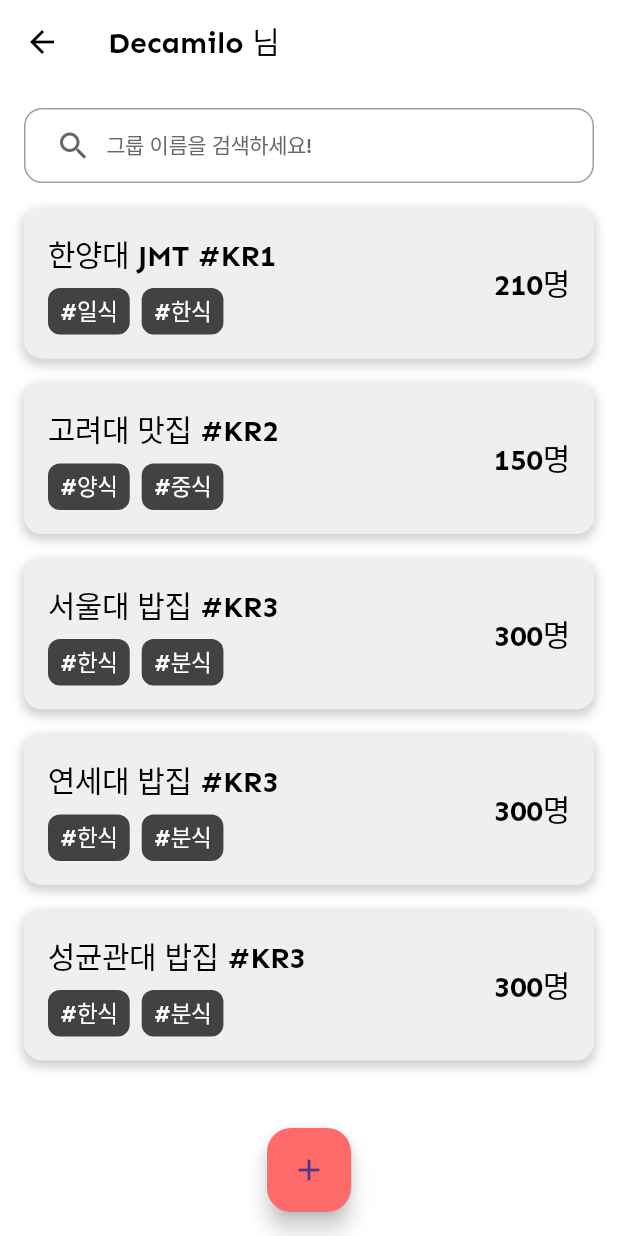
After one commit to Project-MiMi/MM-Frontend, a Flutter app: the ShowGroup screen opened directly, on a phone screen of 412 x 824 dp. The commit adds this screen. Run offline on Flutter 3.47's test engine with Material 3 defaults, Android fonts, the phone set to English and light mode, and no system bars; network calls fail.

Commit message:
legend commit

```diff
--- /dev/null
+++ b/mm/lib/Show_Group.dart
@@ -0,0 +1,339 @@
+import 'package:flutter/material.dart';
+import 'package:mm/Select_Group.dart';
+
+class ShowGroup extends StatefulWidget {
+  @override
+  _ShowGroupState createState() => _ShowGroupState();
+}
+
+class _ShowGroupState extends State<ShowGroup> {
+  final TextEditingController _searchController = TextEditingController();
+  List<Map<String, dynamic>> groups = [
+    {'title': '한양대 JMT #KR1', 'tags': ['#일식', '#한식'], 'members': '210명'},
+    {'title': '고려대 맛집 #KR2', 'tags': ['#양식', '#중식'], 'members': '150명'},
+    {'title': '서울대 밥집 #KR3', 'tags': ['#한식', '#분식'], 'members': '300명'},
+    {'title': '연세대 밥집 #KR3', 'tags': ['#한식', '#분식'], 'members': '300명'},
+    {'title': '성균관대 밥집 #KR3', 'tags': ['#한식', '#분식'], 'members': '300명'},
+  ];
+  late List<Map<String, dynamic>> filteredGroups;
+
+  @override
+  void initState() {
+    super.initState();
+    filteredGroups = groups;
+    _searchController.addListener(_filterGroups);
+  }
+
+  void _filterGroups() {
+    final query = _searchController.text;
+    if (query.isNotEmpty) {
+      filteredGroups = groups.where((group) {
+        return group['title'].contains(query) ||
+            group['tags'].any((tag) => tag.contains(query));
+      }).toList();
+    } else {
+      filteredGroups = groups;
+    }
+    setState(() {});
+  }
+
+  @override
+  void dispose() {
+    _searchController.dispose();
+    super.dispose();
+  }
+
+  @override
+  Widget build(BuildContext context) {
+    return Scaffold(
+      backgroundColor: Colors.white,
+      appBar: AppBar(
+        backgroundColor: Colors.white,
+        elevation: 0,
+        leading: IconButton(
+          icon: Icon(Icons.arrow_back, color: Colors.black),
+          onPressed: () {
+            Navigator.pop(context);
+          },
+        ),
+        title: Text(
+          'Decamilo 님',
+          style: TextStyle(
+            color: Colors.black,
+            fontSize: 20,
+            fontFamily: 'Sen',
+          ),
+        ),
+        centerTitle: false,
+      ),
+      body: Padding(
+        padding: const EdgeInsets.all(16.0),
+        child: Column(
+          crossAxisAlignment: CrossAxisAlignment.start,
+          children: [
+            Container(
+              width: double.infinity,
+              height: 50,
+              padding: EdgeInsets.symmetric(horizontal: 20),
+              decoration: BoxDecoration(
+                color: Colors.white,
+                borderRadius: BorderRadius.circular(12),
+                border: Border.all(
+                  color: Colors.grey,
+                ),
+              ),
+              child: Row(
+                children: [
+                  Icon(Icons.search, color: Color(0xFF676767)),
+                  SizedBox(width: 10),
+                  Expanded(
+                    child: TextField(
+                      controller: _searchController,
+                      decoration: InputDecoration(
+                        hintText: '그룹 이름을 검색하세요!',
+                        border: InputBorder.none,
+                        hintStyle: TextStyle(
+                          color: Color(0xFF676767),
+                          fontSize: 14,
+                          fontFamily: 'Sen',
+                          letterSpacing: -0.33,
+                        ),
+                      ),
+                    ),
+                  ),
+                ],
+              ),
+            ),
+            SizedBox(height: 16),
+            Expanded(
+              child: ListView.builder(
+                itemCount: filteredGroups.length,
+                itemBuilder: (context, index) {
+                  final group = filteredGroups[index];
+                  return Column(
+                    children: [
+                      buildGroupItem(group['title'], group['tags'], group['members']),
+                      SizedBox(height: 16),
+                    ],
+                  );
+                },
+              ),
+            ),
+          ],
+        ),
+      ),
+      floatingActionButton: FloatingActionButton(
+        onPressed: () {
+          Navigator.push(
+            context,
+            MaterialPageRoute(builder: (context) => SelectGroup()),
+          );
+        },
+        child: Icon(Icons.add),
+        backgroundColor: Color(0xFFFF6B6B),
+      ),
+      floatingActionButtonLocation: FloatingActionButtonLocation.centerFloat,
+    );
+  }
+
+  Widget buildGroupItem(String title, List<String> tags, String members) {
+    return Container(
+      width: double.infinity,
+      padding: EdgeInsets.all(16.0),
+      decoration: BoxDecoration(
+        color: Color(0xFFEFEFEF),
+        borderRadius: BorderRadius.circular(12),
+        boxShadow: [
+          BoxShadow(
+            color: Colors.grey.withOpacity(0.5),
+            spreadRadius: 1,
+            blurRadius: 5,
+            offset: Offset(0, 3),
+          ),
+        ],
+      ),
+      child: Row(
+        children: [
+          Expanded(
+            child: Column(
+              crossAxisAlignment: CrossAxisAlignment.start,
+              children: [
+                Text(
+                  title,
+                  style: TextStyle(
+                    color: Colors.black,
+                    fontSize: 20,
+                    fontFamily: 'Sen',
+                    letterSpacing: -0.33,
+                  ),
+                ),
+                SizedBox(height: 8),
+                Wrap(
+                  spacing: 8.0,
+                  runSpacing: 4.0,
+                  children: tags
+                      .map((tag) => Container(
+                            padding: EdgeInsets.symmetric(
+                                horizontal: 8.0, vertical: 4.0),
+                            decoration: BoxDecoration(
+                              color: Colors.grey[800],
+                              borderRadius: BorderRadius.circular(8),
+                            ),
+                            child: Text(
+                              tag,
+                              style: TextStyle(
+                                color: Colors.white,
+                                fontSize: 15,
+                                fontFamily: 'Sen',
+                                letterSpacing: -0.33,
+                              ),
+                            ),
+                          ))
+                      .toList(),
+                ),
+              ],
+            ),
+          ),
+          Text(
+            members,
+            style: TextStyle(
+              color: Colors.black,
+              fontSize: 20,
+              fontFamily: 'Sen',
+              letterSpacing: -0.33,
+            ),
+          ),
+        ],
+      ),
+    );
+  }
+}
+
+class SelectCreateGroup extends StatelessWidget {
+  @override
+  Widget build(BuildContext context) {
+    final screenWidth = MediaQuery.of(context).size.width;
+    final screenHeight = MediaQuery.of(context).size.height;
+
+    return Scaffold(
+      appBar: AppBar(
+        title: Text('Select/Create Group'),
+        backgroundColor: Color(0xFFFF6B6B),
+      ),
+      body: SingleChildScrollView(
+        child: Center(
+          child: Container(
+            width: screenWidth,
+            height: screenHeight,
+            padding: EdgeInsets.symmetric(horizontal: 16.0, vertical: 20.0),
+            decoration: ShapeDecoration(
+              color: Colors.white,
+              shape: RoundedRectangleBorder(
+                borderRadius: BorderRadius.circular(20),
+              ),
+            ),
+            child: Column(
+              mainAxisAlignment: MainAxisAlignment.center,
+              children: [
+                Spacer(flex: 5),
+                Row(
+                  mainAxisAlignment: MainAxisAlignment.spaceEvenly,
+                  children: [
+                    buildButton(context, '그룹 가입', Icons.search, ShowGroup()),
+                    buildButton(context, '그룹 생성', Icons.add, CreateGroup()),
+                  ],
+                ),
+                Spacer(flex: 2),
+                TextButton(
+                  onPressed: () {},
+                  style: TextButton.styleFrom(
+                    padding: EdgeInsets.symmetric(vertical: 10, horizontal: 20),
+                    backgroundColor: Colors.grey[300],
+                    shape: RoundedRectangleBorder(
+                      borderRadius: BorderRadius.circular(10),
+                    ),
+                  ),
+                  child: Text(
+                    '지금은 안할래요!',
+                    style: TextStyle(
+                      color: Colors.black,
+                      fontSize: 20,
+                      fontFamily: 'Sen',
+                      fontWeight: FontWeight.w400,
+                    ),
+                  ),
+                ),
+                Spacer(flex: 1),
+              ],
+            ),
+          ),
+        ),
+      ),
+    );
+  }
+
+  Widget buildButton(BuildContext context, String text, IconData icon, Widget targetPage) {
+    final screenWidth = MediaQuery.of(context).size.width;
+    final screenHeight = MediaQuery.of(context).size.height;
+
+    return InkWell(
+      onTap: () {
+        Navigator.push(
+          context,
+          MaterialPageRoute(builder: (context) => targetPage),
+        );
+      },
+      child: Container(
+        width: screenWidth * 0.4, // 화면 너비의 40%
+        height: screenHeight * 0.2, // 화면 높이의 20%
+        decoration: ShapeDecoration(
+          color: Color(0xFFFF6B6B),
+          shape: RoundedRectangleBorder(
+            borderRadius: BorderRadius.circular(20),
+          ),
+        ),
+        child: Column(
+          mainAxisAlignment: MainAxisAlignment.center,
+          children: [
+            Text(
+              text,
+              textAlign: TextAlign.center,
+              style: TextStyle(
+                color: Colors.white,
+                fontSize: 25,
+                fontFamily: 'Sen',
+                fontWeight: FontWeight.w700,
+              ),
+            ),
+            SizedBox(height: 20),
+            Icon(
+              icon,
+              color: Colors.white,
+              size: 40,
+            ),
+          ],
+        ),
+      ),
+    );
+  }
+}
+
+class CreateGroup extends StatelessWidget {
+  @override
+  Widget build(BuildContext context) {
+    return Scaffold(
+      appBar: AppBar(
+        title: Text('Create Group'),
+      ),
+      body: Center(
+        child: Text('Create Group Page'),
+      ),
+    );
+  }
+}
+
+void main() {
+  runApp(MaterialApp(
+    home: ShowGroup(),
+  ));
+}
--- a/mm/pubspec.yaml
+++ b/mm/pubspec.yaml
@@ -30,6 +30,7 @@ environment:
 dependencies:
   flutter:
     sdk: flutter
+  http: ^0.13.3
 
 
   # The following adds the Cupertino Icons font to your application.
```
Also changed, not shown: mm/lib/Create_Group.dart (+49 -13 lines), mm/lib/Sign_up.dart (+49 -1 lines), mm/lib/log_in_empty.dart (+40 -14 lines), mm/lib/main.dart (+13 -0 lines), mm/pubspec.lock.
